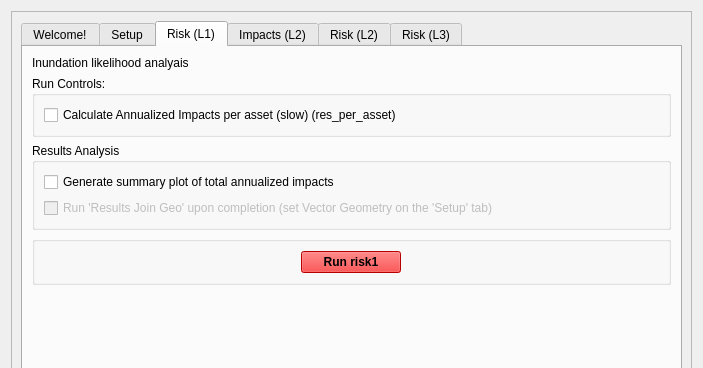
Before: the Qt Designer form canflood/model/model.ui in NRCan/CanFlood, drawn with Qt 5; both pictures show x 0 to 703 and y 0 to 368 of the 703 by 897 pixel window.
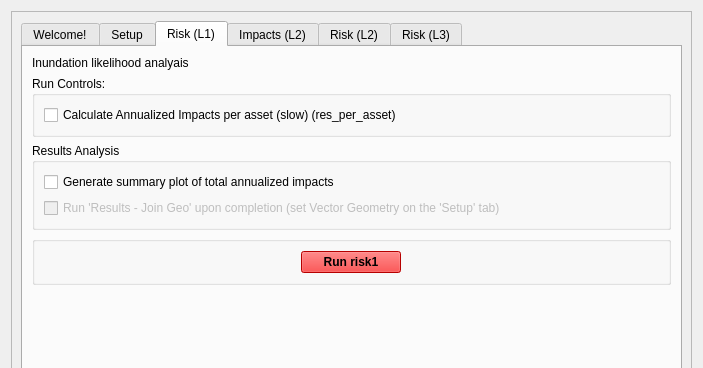
After: the same form once the commit is applied. The open tabs and pages were chosen to show the change. Icons and pictures are not drawn. Custom widgets are drawn as their Qt base class.

```diff
--- a/canflood/model/model.ui
+++ b/canflood/model/model.ui
@@ -387,7 +387,7 @@
                  <bool>false</bool>
                 </property>
                 <property name="text">
-                 <string>Run 'Results Join Geo' upon completion (set Vector Geometry on the 'Setup' tab)</string>
+                 <string>Run 'Results - Join Geo' upon completion (set Vector Geometry on the 'Setup' tab)</string>
                 </property>
                 <property name="checkable">
                  <bool>true</bool>
```
Left out of the diff: 2 changed lines with no effect on the pictures.
